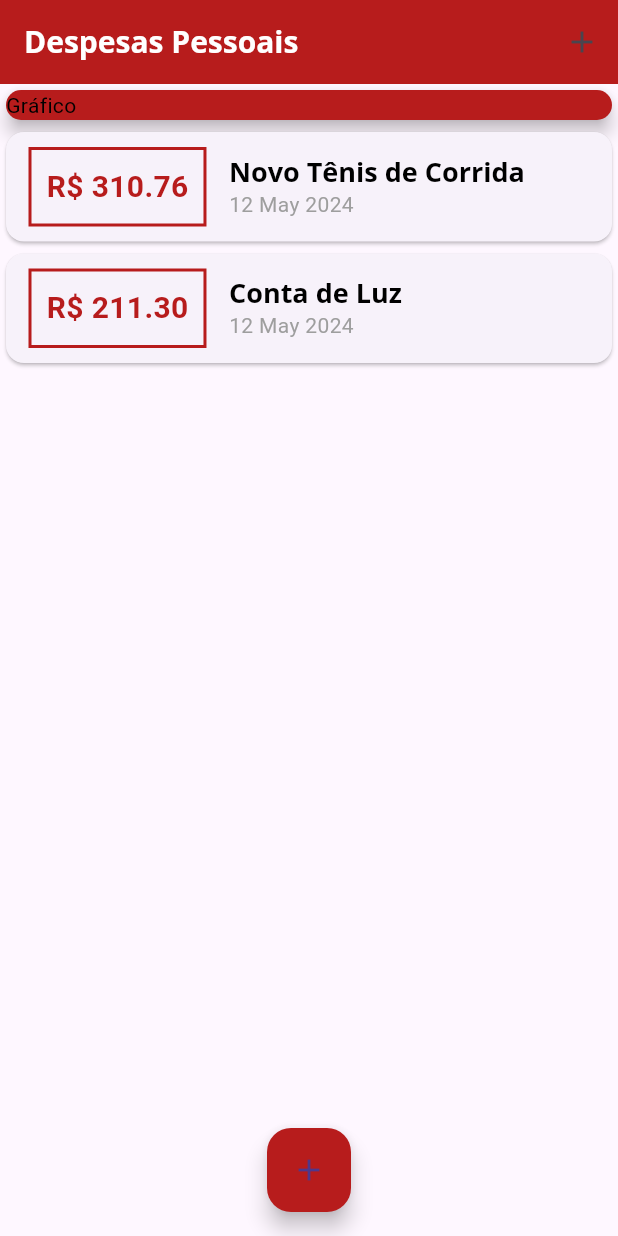
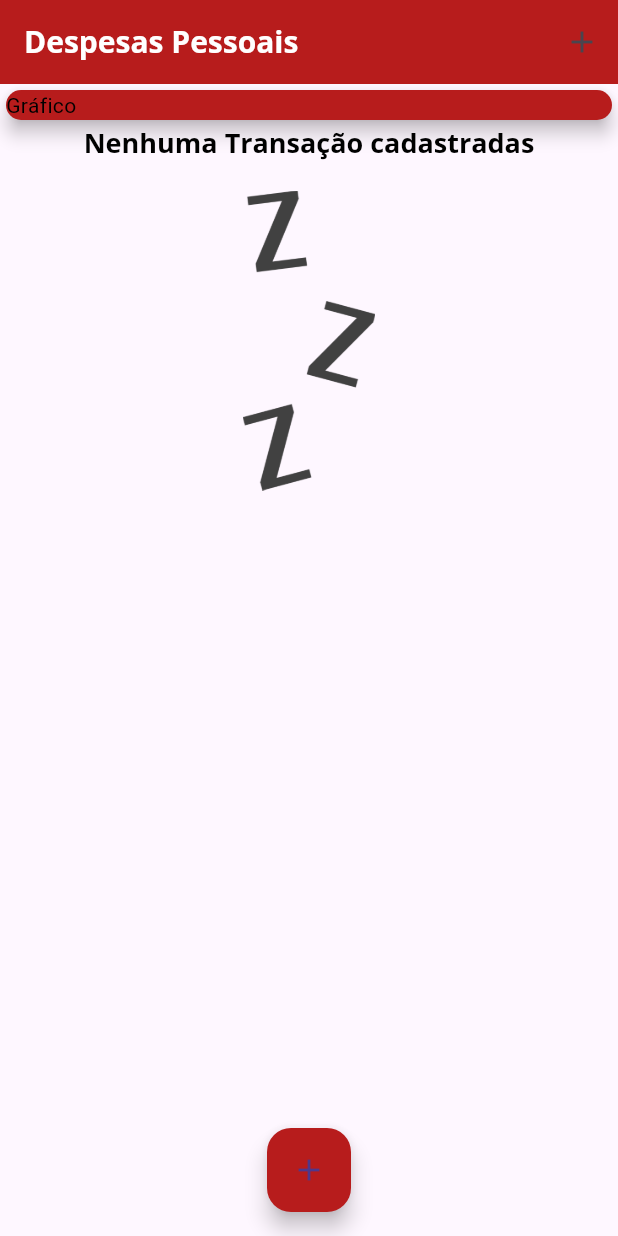
Before and after one commit to ArthurRCastilho/app_despesas, a Flutter app: the screen it shows after launch, on a phone screen of 412 x 824 dp. Run offline on Flutter 3.47's test engine with Material 3 defaults, Android fonts, the phone set to English and light mode, and no system bars.

Commit message:
Adicionando imagem: Foi adicionado uma imagem que quando não tem nenhuma transação haverá uma imagem e um texto dizendo a seguinte frase "Nenhuma Transação cadastrada". A imagem foi adicionada dentro da pasta images, que está dentro de assets. E configurada em pubspec.yaml, e a lógica por trás de como será mostrada está em transactions_list.dart, que é onde mostram as listas de transações. Em relação a lógica é simples, foi adicionado um um Container que apenas é mostrado caso transaction.isEmpty, se não for vazio, ele mostra as transações dentro de um ListView

```diff
--- a/lib/components/transaction_list.dart
+++ b/lib/components/transaction_list.dart
@@ -11,7 +11,24 @@ class TransactionList extends StatelessWidget {
   Widget build(BuildContext context) {
     return Container(
       height: 790,
-      child: ListView.builder(
+      child: transactions.isEmpty
+          ? Column(
+              children: [
+                Text(
+                  'Nenhuma Transação cadastradas',
+                  style: Theme.of(context).textTheme.titleLarge,
+                ),
+                const SizedBox(height: 20), //Apenas para dar espaçamento
+                SizedBox(
+                  height: 200,
+                  child: Image.asset(
+                    'assets/images/waiting.png',
+                    fit: BoxFit.cover,
+                  ),
+                ),
+              ],
+            )
+          : ListView.builder(
               itemCount: transactions.length,
               itemBuilder: (ctx, index) {
                 final tr = transactions[index];
--- a/lib/main.dart
+++ b/lib/main.dart
@@ -45,18 +45,18 @@ class MyHomePage extends StatefulWidget {
 }
 
 class _MyHomePageState extends State<MyHomePage> {
-  final _transactions = [
-    Transaction(
-        id: 't1',
-        title: 'Novo Tênis de Corrida',
-        value: 310.76,
-        date: DateTime.now()),
-    Transaction(
-      id: 't2',
-      title: 'Conta de Luz',
-      value: 211.30,
-      date: DateTime.now(),
-    ),
+  final List<Transaction> _transactions = [
+    // Transaction(
+    //     id: 't1',
+    //     title: 'Novo Tênis de Corrida',
+    //     value: 310.76,
+    //     date: DateTime.now()),
+    // Transaction(
+    //   id: 't2',
+    //   title: 'Conta de Luz',
+    //   value: 211.30,
+    //   date: DateTime.now(),
+    // ),
   ];
 
   _addTransaction(String title, double value) {
--- a/pubspec.yaml
+++ b/pubspec.yaml
@@ -60,8 +60,8 @@ flutter:
   uses-material-design: true
 
   # To add assets to your application, add an assets section, like this:
-  # assets:
-  #   - images/a_dot_burr.jpeg
+  assets:
+    - assets/images/waiting.png
   #   - images/a_dot_ham.jpeg
 
   # An image asset can refer to one or more resolution-specific "variants", see
```
Also changed, not shown: assets/images/waiting.png (added). Lines whose indentation alone changed are shown as unchanged.
